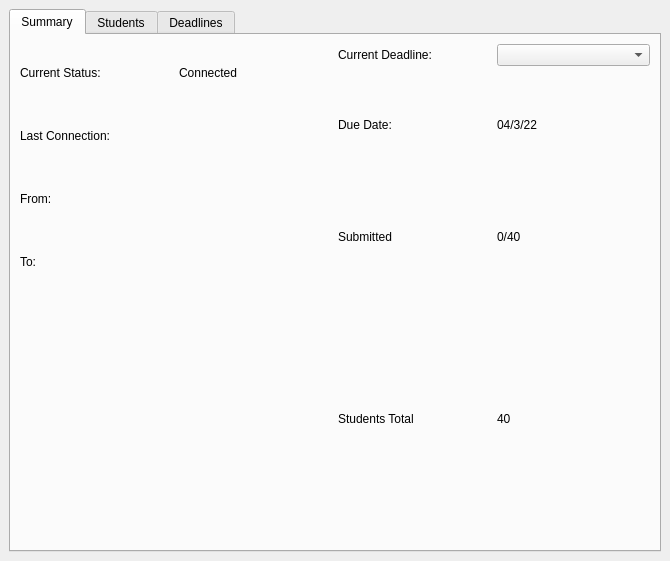
Before: the Qt Designer form ui/dashboard_ui_JL.ui in awesome121/Peer-Review-Research-Tool, drawn with Qt 5.
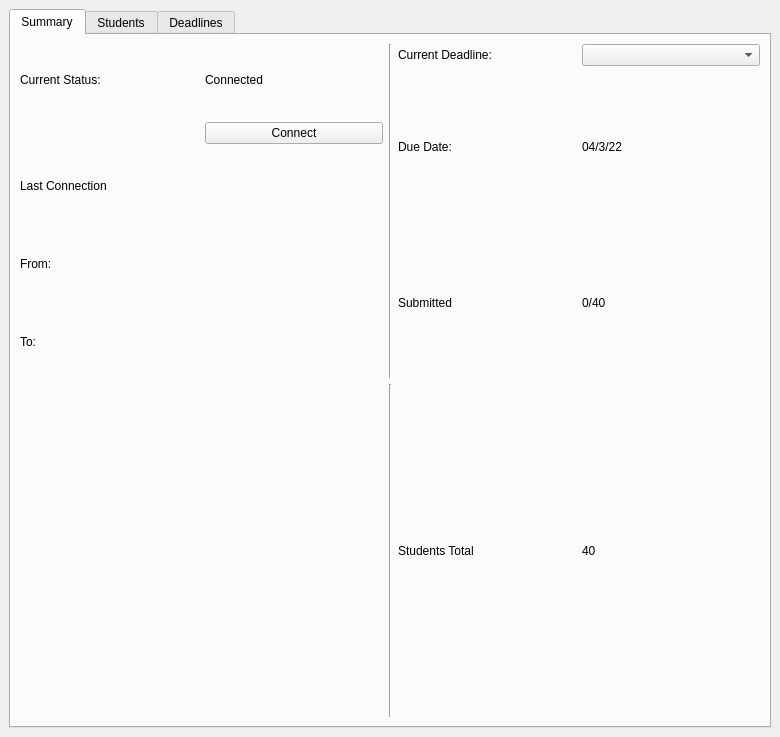
After: the same form once the commit is applied. The open tabs and pages were chosen to show the change.

The edit to the form file:
```diff
--- a/ui/dashboard_ui_JL.ui
+++ b/ui/dashboard_ui_JL.ui
@@ -6,8 +6,8 @@
    <rect>
     <x>0</x>
     <y>0</y>
-    <width>670</width>
-    <height>561</height>
+    <width>780</width>
+    <height>737</height>
    </rect>
   </property>
   <property name="windowTitle">
@@ -25,60 +25,25 @@
         <string>Summary</string>
        </attribute>
        <layout class="QGridLayout" name="gridLayout_4">
-        <item row="1" column="0">
-         <layout class="QGridLayout" name="gridLayout_3">
-          <item row="1" column="0">
-           <widget class="QLabel" name="label_16">
+        <item row="2" column="2">
+         <layout class="QHBoxLayout" name="horizontalLayout">
+          <item>
+           <widget class="QLabel" name="label_4">
             <property name="text">
-             <string>Last Connection:</string>
+             <string>Students Total</string>
             </property>
            </widget>
           </item>
-          <item row="0" column="0">
-           <widget class="QLabel" name="label_7">
+          <item>
+           <widget class="QLabel" name="student_total_lb">
             <property name="text">
-             <string>Current Status:</string>
-            </property>
-           </widget>
-          </item>
-          <item row="0" column="1">
-           <widget class="QLabel" name="conn_status_lb">
-            <property name="text">
-             <string>Connected</string>
-            </property>
-           </widget>
-          </item>
-          <item row="2" column="1">
-           <widget class="QLabel" name="last_conn_from">
-            <property name="text">
-             <string/>
-            </property>
-           </widget>
-          </item>
-          <item row="3" column="1">
-           <widget class="QLabel" name="last_conn_to">
-            <property name="text">
-             <string/>
-            </property>
-           </widget>
-          </item>
-          <item row="3" column="0">
-           <widget class="QLabel" name="label_13">
-            <property name="text">
-             <string>To:</string>
-            </property>
-           </widget>
-          </item>
-          <item row="2" column="0">
-           <widget class="QLabel" name="label_15">
-            <property name="text">
-             <string>From:</string>
+             <string>40</string>
             </property>
            </widget>
           </item>
          </layout>
         </item>
-        <item row="1" column="1">
+        <item row="1" column="2">
          <layout class="QGridLayout" name="gridLayout_2">
           <item row="2" column="0">
            <widget class="QLabel" name="label_6">
@@ -120,19 +85,75 @@
           </item>
          </layout>
         </item>
+        <item row="1" column="1">
+         <widget class="Line" name="line_2">
+          <property name="orientation">
+           <enum>Qt::Vertical</enum>
+          </property>
+         </widget>
+        </item>
         <item row="2" column="1">
-         <layout class="QHBoxLayout" name="horizontalLayout">
-          <item>
-           <widget class="QLabel" name="label_4">
+         <widget class="Line" name="line">
+          <property name="orientation">
+           <enum>Qt::Vertical</enum>
+          </property>
+         </widget>
+        </item>
+        <item row="1" column="0">
+         <layout class="QGridLayout" name="gridLayout_3">
+          <item row="3" column="0">
+           <widget class="QLabel" name="label_15">
             <property name="text">
-             <string>Students Total</string>
+             <string>From:</string>
             </property>
            </widget>
           </item>
-          <item>
-           <widget class="QLabel" name="student_total_lb">
+          <item row="0" column="0">
+           <widget class="QLabel" name="label_7">
             <property name="text">
-             <string>40</string>
+             <string>Current Status:</string>
+            </property>
+           </widget>
+          </item>
+          <item row="4" column="0">
+           <widget class="QLabel" name="label_13">
+            <property name="text">
+             <string>To:</string>
+            </property>
+           </widget>
+          </item>
+          <item row="2" column="0">
+           <widget class="QLabel" name="label_16">
+            <property name="text">
+             <string>Last Connection</string>
+            </property>
+           </widget>
+          </item>
+          <item row="3" column="1">
+           <widget class="QLabel" name="last_conn_from">
+            <property name="text">
+             <string/>
+            </property>
+           </widget>
+          </item>
+          <item row="4" column="1">
+           <widget class="QLabel" name="last_conn_to">
+            <property name="text">
+             <string/>
+            </property>
+           </widget>
+          </item>
+          <item row="0" column="1">
+           <widget class="QLabel" name="conn_status_lb">
+            <property name="text">
+             <string>Connected</string>
+            </property>
+           </widget>
+          </item>
+          <item row="1" column="1">
+           <widget class="QPushButton" name="pushButton">
+            <property name="text">
+             <string>Connect</string>
             </property>
            </widget>
           </item>
```
Left out of the diff: 102 changed lines with no effect on the pictures.
